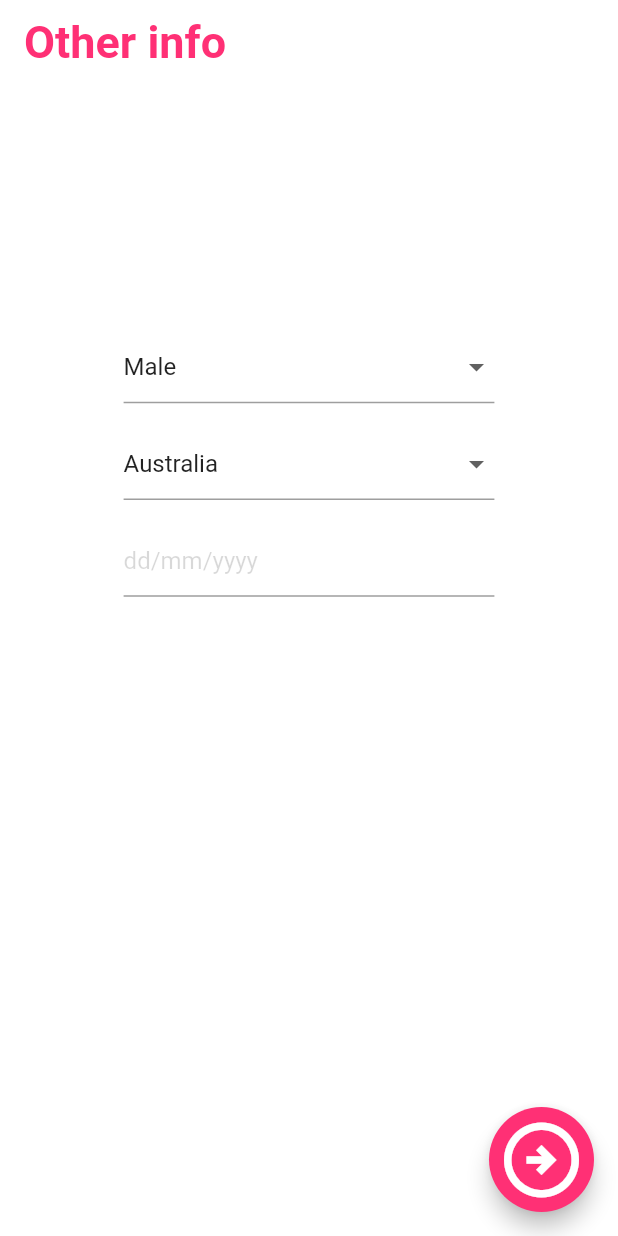
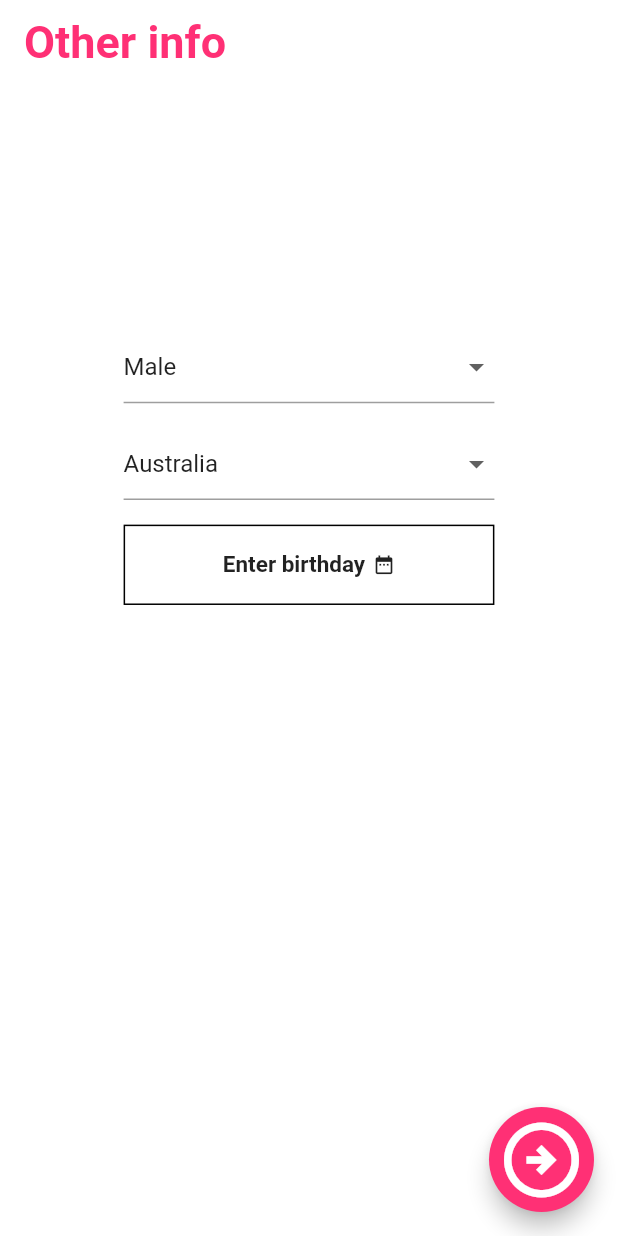
Before and after one commit to andreafabbricatore/clout, a Flutter app: the MiscScreen screen opened directly with empty values, on a phone screen of 412 x 824 dp. Run offline on Flutter 3.47's test engine with Material 2 defaults, Android fonts, the phone set to English and light mode, and no system bars; our stand-ins replace cloud_firestore, dio, firebase_auth, firebase_core, firebase_storage, flutter_datetime_picker and 7 more; missing offline and left inert: maps_launcher; accounts and stored records are empty; network calls fail.

Commit message:
fixed issue with profile delete by requring re-auth, also deletes pfp now; improved email verification UI, changed birthday to DateTime from String, changed how birthday is inputted using datepicker, can no longer change birthday after sign up

```diff
--- a/lib/components/user.dart
+++ b/lib/components/user.dart
@@ -9,7 +9,7 @@ class AppUser {
   String gender;
   String fullname;
   String email;
-  String birthday;
+  DateTime birthday;
   List followers;
   List following;
   List favorites;
@@ -46,7 +46,7 @@ class AppUser {
         gender: json['gender'],
         fullname: json['fullname'],
         email: json['email'],
-        birthday: json['birthday'],
+        birthday: json['birthday'].toDate(),
         followers: json['followers'] as List,
         following: json['following'] as List,
         clout: json['clout'] as int,
--- a/lib/screens/signupscreen.dart
+++ b/lib/screens/signupscreen.dart
@@ -3,15 +3,14 @@ import 'package:clout/components/datatextfield.dart';
 import 'package:clout/components/datetextfield.dart';
 import 'package:clout/components/user.dart';
 import 'package:clout/main.dart';
-import 'package:clout/screens/authscreen.dart';
-import 'package:clout/screens/loading.dart';
-import 'package:clout/services/auth.dart';
 import 'package:clout/services/db.dart';
 import 'package:firebase_auth/firebase_auth.dart';
 import 'package:flutter/material.dart';
+import 'package:flutter_datetime_picker/flutter_datetime_picker.dart';
 import 'package:image_picker/image_picker.dart';
-import 'package:provider/provider.dart';
+import 'package:intl/intl.dart';
 import 'package:mask_text_input_formatter/mask_text_input_formatter.dart';
+import 'package:syncfusion_flutter_datepicker/datepicker.dart';
 
 class SignUpScreen extends StatefulWidget {
   SignUpScreen({Key? key}) : super(key: key);
@@ -35,7 +34,7 @@ class _SignUpScreenState extends State<SignUpScreen> {
       gender: "",
       fullname: "",
       email: "",
-      birthday: "",
+      birthday: DateTime(0, 0, 0),
       followers: [],
       following: [],
       favorites: [],
@@ -406,7 +405,7 @@ class MiscScreen extends StatefulWidget {
 }
 
 class _MiscScreenState extends State<MiscScreen> {
-  final birthdaycontroller = TextEditingController();
+  DateTime birthday = DateTime(0, 0, 0);
   String gender = 'Male';
   String nationality = 'Australia';
   db_conn db = db_conn();
@@ -711,6 +710,7 @@ class _MiscScreenState extends State<MiscScreen> {
         automaticallyImplyLeading: false,
       ),
       body: SingleChildScrollView(
+          child: Center(
         child: Column(
           mainAxisAlignment: MainAxisAlignment.start,
           children: [
@@ -770,21 +770,58 @@ class _MiscScreenState extends State<MiscScreen> {
               ),
             ),
             SizedBox(height: screenheight * 0.02),
-          datetextfield(
-              screenwidth, "dd/mm/yyyy", birthdaycontroller, maskFormatter),
+            InkWell(
+              onTap: () {
+                DatePicker.showDatePicker(context,
+                    showTitleActions: true,
+                    minTime: DateTime(1950, 1, 1),
+                    maxTime: DateTime(
+                        DateTime.now().year - 16, DateTime.december, 31),
+                    onChanged: (date) {}, onConfirm: (date) {
+                  setState(() {
+                    birthday = date;
+                  });
+                  print(birthday);
+                }, currentTime: DateTime.now());
+              },
+              child: Container(
+                height: screenwidth * 0.13,
+                width: screenwidth * 0.6,
+                decoration: BoxDecoration(
+                    border: Border.all(width: 1, color: Colors.black)),
+                child:
+                    Row(mainAxisAlignment: MainAxisAlignment.center, children: [
+                  Text(
+                    birthday == DateTime(0, 0, 0)
+                        ? "Enter birthday"
+                        : DateFormat('dd MMMM yyyy').format(birthday),
+                    style: const TextStyle(
+                        fontSize: 15, fontWeight: FontWeight.bold),
+                  ),
+                  const SizedBox(
+                    width: 5,
+                  ),
+                  const Icon(
+                    Icons.date_range,
+                    size: 15,
+                  )
+                ]),
+              ),
+            ),
             SizedBox(
               height: screenheight * 0.02,
             ),
           ],
+        ),
       )),
       floatingActionButton: SizedBox(
         height: 70,
         width: 70,
         child: FloatingActionButton(
           onPressed: () async {
-            if (birthdaycontroller.text.isNotEmpty) {
+            if (birthday != DateTime(0, 0, 0)) {
               setState(() {
-                widget.curruser.birthday = birthdaycontroller.text;
+                widget.curruser.birthday = birthday;
                 widget.curruser.nationality = nationality;
                 widget.curruser.gender = gender;
               });
@@ -968,8 +1005,7 @@ class _InterestScreenState extends State<InterestScreen> {
                 await db.changeattribute('gender', widget.curruser.gender, uid);
                 await db.changeattribute(
                     'nationality', widget.curruser.nationality, uid);
-                await db.changeattribute(
-                    'birthday', widget.curruser.birthday, uid);
+                await db.changebirthday(widget.curruser.birthday, uid);
                 await db.changeinterests(
                     'interests', widget.curruser.interests, uid);
 
--- a/pubspec.yaml
+++ b/pubspec.yaml
@@ -55,6 +55,7 @@ dependencies:
   latlong2: ^0.8.1
   flutter_datetime_picker: ^1.5.1
   dio: ^4.0.6
+  syncfusion_flutter_datepicker: ^20.1.61
 
 dev_dependencies:
   flutter_test:
```
Also changed, not shown: lib/screens/editprofilescreen.dart (+5 -13 lines), lib/screens/emailverificationscreen.dart (+15 -3 lines), lib/screens/settings.dart (+70 -28 lines), lib/services/db.dart (+16 -0 lines), pubspec.lock. Lines whose indentation alone changed are shown as unchanged.
